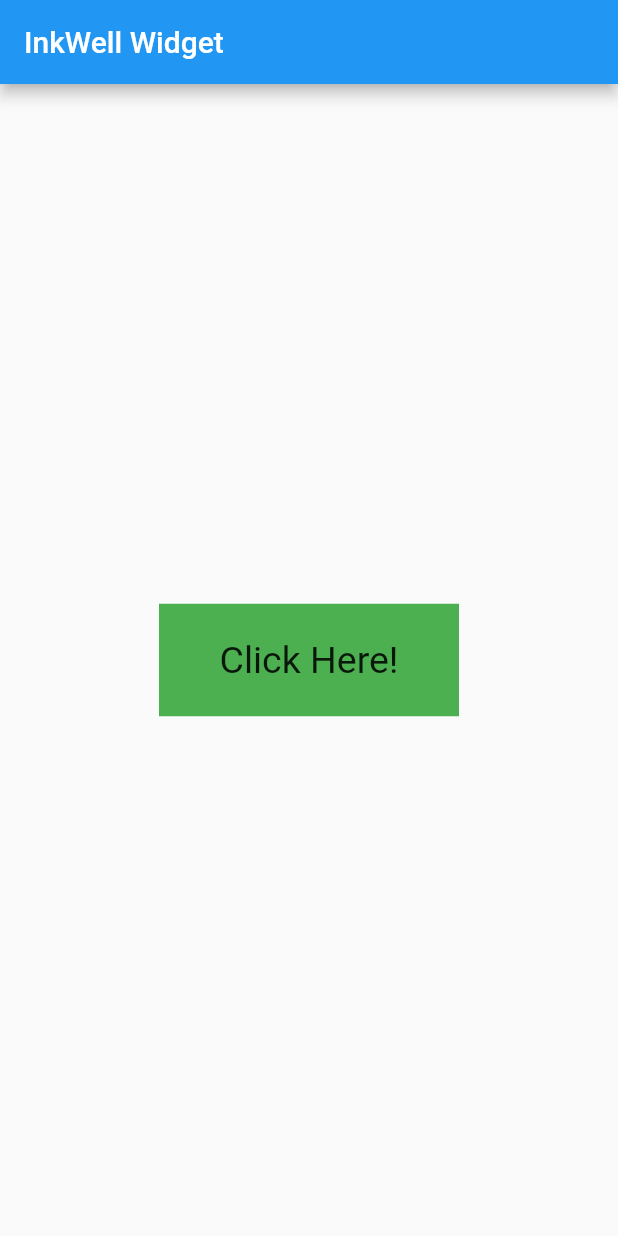
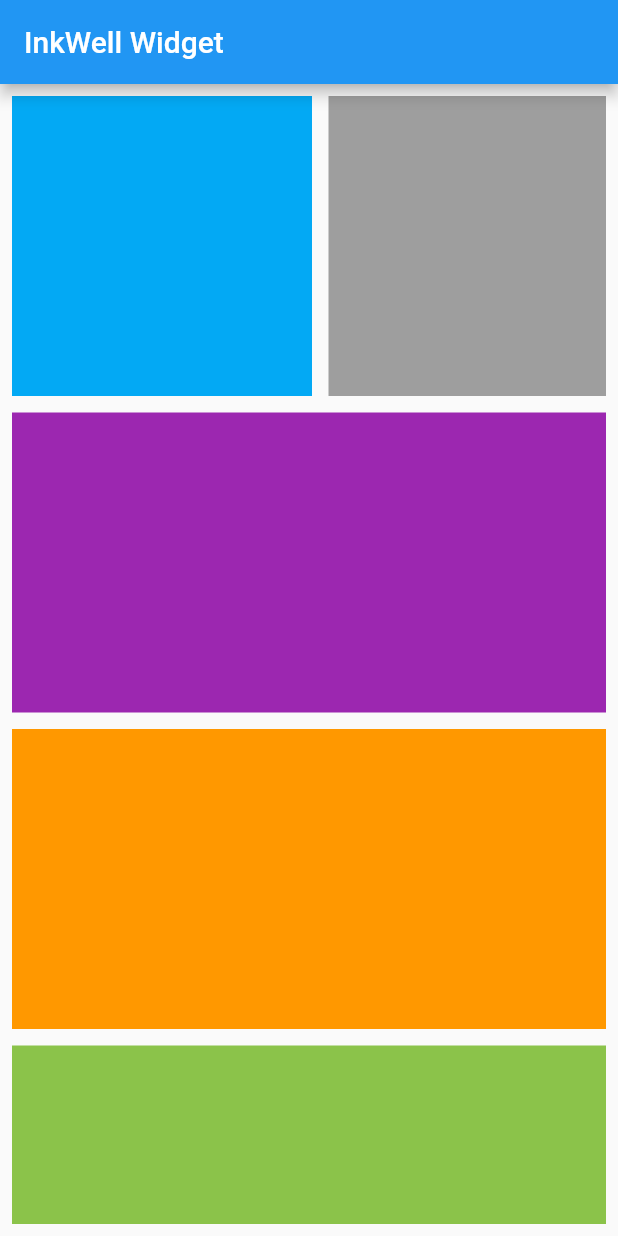
Before and after one commit to yasin9064/flutter_application_1, a Flutter app: the screen it shows after launch, on a phone screen of 412 x 824 dp. Run offline on Flutter 3.47's test engine with Material 2 defaults, Android fonts, the phone set to English and light mode, and no system bars.

Commit message:
Learn about ScrollView.

```diff
--- a/lib/HomeScreen.dart
+++ b/lib/HomeScreen.dart
@@ -9,32 +9,87 @@ class HomeScreen extends StatelessWidget {
         appBar: AppBar(
           title: Text("InkWell Widget"),
         ),
-        body: Center(
-          child: InkWell(
-            onTap: () {
-              print('Got Tapped!');
-            },
-            onDoubleTap: () {
-              print('Got Double-Tapped!');
-            },
-            onLongPress: () {
-              print('Got LongPressed!');
-            },
-            child: Container(
-              width: 200,
-              height: 75,
-              color: Colors.green,
-              child: Center(
-                  child: InkWell(
-                      onTap: () {
-                        print('Text got Tapped!');
-                      },
-                      child: Text(
-                        'Click Here!',
-                        style: TextStyle(fontSize: 25),
-                      ))),
+        body: Padding(
+          padding: const EdgeInsets.all(8.0),
+          child: SingleChildScrollView(
+            child: Column(
+              children: [
+                Padding(
+                  padding: const EdgeInsets.only(bottom: 11),
+                  child: SingleChildScrollView(
+                    scrollDirection: Axis.horizontal,
+                    child: Row(
+                      children: [
+                        Container(
+                          margin: EdgeInsets.only(right: 11),
+                          height: 200,
+                          width: 200,
+                          color: Colors.lightBlue,
+                        ),
+                        Container(
+                          margin: EdgeInsets.only(right: 11),
+                          height: 200,
+                          width: 200,
+                          color: Colors.grey,
+                        ),
+                        Container(
+                          margin: EdgeInsets.only(right: 11),
+                          height: 200,
+                          width: 200,
+                          color: Colors.pink,
+                        ),
+                        Container(
+                          margin: EdgeInsets.only(right: 11),
+                          height: 200,
+                          width: 200,
+                          color: Colors.green,
+                        ),
+                        Container(
+                          margin: EdgeInsets.only(right: 11),
+                          height: 200,
+                          width: 200,
+                          color: Colors.red,
+                        ),
+                      ],
+                    ),
+                  ),
+                ),
+                Container(
+                  margin: EdgeInsets.only(bottom: 11),
+                  height: 200,
+                  color: Colors.purple,
+                ),
+                Container(
+                  margin: EdgeInsets.only(bottom: 11),
+                  height: 200,
+                  color: Colors.orange,
+                ),
+                Container(
+                  margin: EdgeInsets.only(bottom: 11),
+                  height: 200,
+                  color: Colors.lightGreen,
+                ),
+                Container(
+                  margin: EdgeInsets.only(bottom: 11),
+                  height: 200,
+                  color: Colors.yellow,
+                ),
+                Container(
+                  margin: EdgeInsets.only(bottom: 11),
+                  height: 200,
+                  color: Colors.red,
+                ),
+                Container(
+                  margin: EdgeInsets.only(bottom: 11),
+                  height: 200,
+                  color: Colors.black,
+                ),
+              ],
             ),
           ),
-        ));
+        )
+
+
+        );
   }
 }
```
